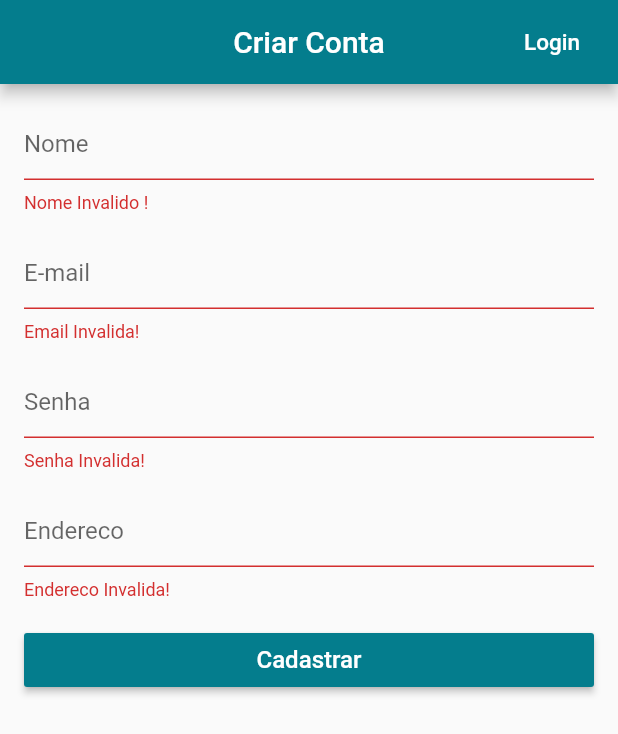
After one commit to souzaleandror/loja_virtual, a Flutter app: the SignupScreen screen opened directly, after a tap on "Cadastrar", on a phone screen of 412 x 824 dp. The commit adds this screen. Shown: the top 734 px of the screen. Run offline on Flutter 3.47's test engine with Material 2 defaults, Android fonts, the light colour scheme and no system bars; our stand-ins replace carousel_pro, cloud_firestore, firebase_auth, transparent_image; accounts and stored records are empty.

Commit message:
Update 60 %

```diff
--- /dev/null
+++ b/lib/screens/signup_screen.dart
@@ -0,0 +1,143 @@
+import 'package:flutter/material.dart';
+import 'package:loja_virtual/models/user_model.dart';
+import 'package:loja_virtual/screens/login_screen.dart';
+import 'package:scoped_model/scoped_model.dart';
+
+class SignupScreen extends StatefulWidget {
+  @override
+  _SignupScreenState createState() => _SignupScreenState();
+}
+
+class _SignupScreenState extends State<SignupScreen> {
+  final _nameController = TextEditingController();
+  final _emailController = TextEditingController();
+  final _passController = TextEditingController();
+  final _addressController = TextEditingController();
+
+  final _formKey = GlobalKey<FormState>();
+  final _scaffoldKey = GlobalKey<ScaffoldState>();
+
+  @override
+  Widget build(BuildContext context) {
+    return Scaffold(
+        key: _scaffoldKey,
+        appBar: AppBar(
+          title: Text("Criar Conta"),
+          centerTitle: true,
+          actions: <Widget>[
+            FlatButton(
+              child: Text(
+                "Login",
+                style: TextStyle(fontSize: 15.0),
+              ),
+              textColor: Colors.white,
+              onPressed: () {
+                Navigator.of(context).pushReplacement(
+                    MaterialPageRoute(builder: (context) => LoginScreen()));
+              },
+            ),
+          ],
+        ),
+        body: ScopedModelDescendant<UserModel>(
+          builder: (context, child, model) {
+            if (model.isLoading)
+              return Center(
+                child: CircularProgressIndicator(),
+              );
+            return Form(
+              key: _formKey,
+              child: ListView(
+                padding: EdgeInsets.all(16.0),
+                children: <Widget>[
+                  TextFormField(
+                    controller: _nameController,
+                    decoration: InputDecoration(hintText: "Nome"),
+                    validator: (text) {
+                      if (text.isEmpty) return "Nome Invalido !";
+                    },
+                  ),
+                  SizedBox(
+                    height: 16.0,
+                  ),
+                  TextFormField(
+                    controller: _emailController,
+                    decoration: InputDecoration(hintText: "E-mail"),
+                    keyboardType: TextInputType.emailAddress,
+                    validator: (text) {
+                      if (text.isEmpty || !text.contains("@"))
+                        return "Email Invalida!";
+                    },
+                  ),
+                  SizedBox(
+                    height: 16.0,
+                  ),
+                  TextFormField(
+                    controller: _passController,
+                    decoration: InputDecoration(hintText: "Senha"),
+                    obscureText: true,
+                    validator: (text) {
+                      if (text.isEmpty || text.length < 6)
+                        return "Senha Invalida!";
+                    },
+                  ),
+                  SizedBox(
+                    height: 16.0,
+                  ),
+                  TextFormField(
+                    controller: _addressController,
+                    decoration: InputDecoration(hintText: "Endereco"),
+                    validator: (text) {
+                      if (text.isEmpty) return "Endereco Invalida!";
+                    },
+                  ),
+                  SizedBox(
+                    height: 16.0,
+                  ),
+                  RaisedButton(
+                    child: Text(
+                      "Cadastrar",
+                      style: TextStyle(fontSize: 16.0),
+                    ),
+                    textColor: Colors.white,
+                    color: Theme.of(context).primaryColor,
+                    onPressed: () {
+                      if (_formKey.currentState.validate()) {
+                        Map<String, dynamic> userData = {
+                          "name": _nameController.text,
+                          "email": _emailController.text,
+                          "adress": _addressController.text,
+                        };
+                        model.signUp(
+                            userData: userData,
+                            pass: _passController.text,
+                            onSuccess: _onSuccess,
+                            onFail: _onFail);
+                      }
+                    },
+                  )
+                ],
+              ),
+            );
+          },
+        ));
+  }
+
+  void _onSuccess() {
+    _scaffoldKey.currentState.showSnackBar(SnackBar(
+      content: Text("Usuario criado com sucesso!"),
+      backgroundColor: Theme.of(context).primaryColor,
+      duration: Duration(seconds: 2),
+    ));
+    Future.delayed(Duration(seconds: 2)).then((_) {
+      Navigator.of(context).pop();
+    });
+  }
+
+  void _onFail() {
+    _scaffoldKey.currentState.showSnackBar(SnackBar(
+      content: Text("Falha ao criar o usuario!"),
+      backgroundColor: Colors.redAccent,
+      duration: Duration(seconds: 2),
+    ));
+  }
+}
```
Also changed, not shown: lib/main.dart (+29 -9 lines), lib/models/user_model.dart (added, +71 -0 lines), lib/screens/login_screen.dart (+21 -9 lines), lib/widgets/custom_drawer.dart (+32 -13 lines).
